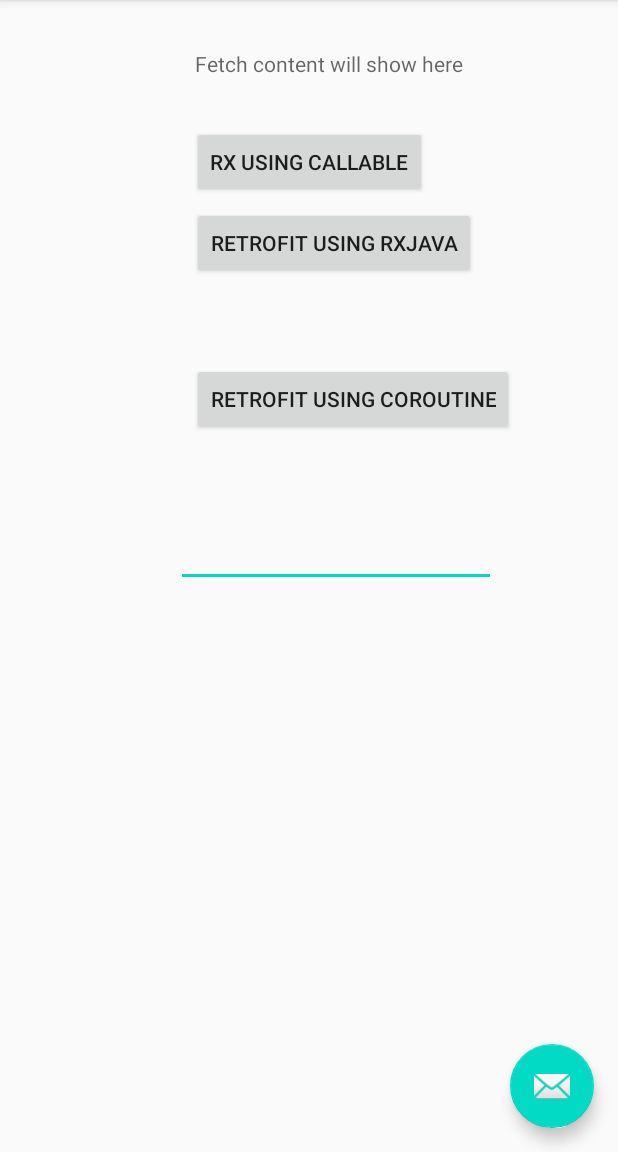
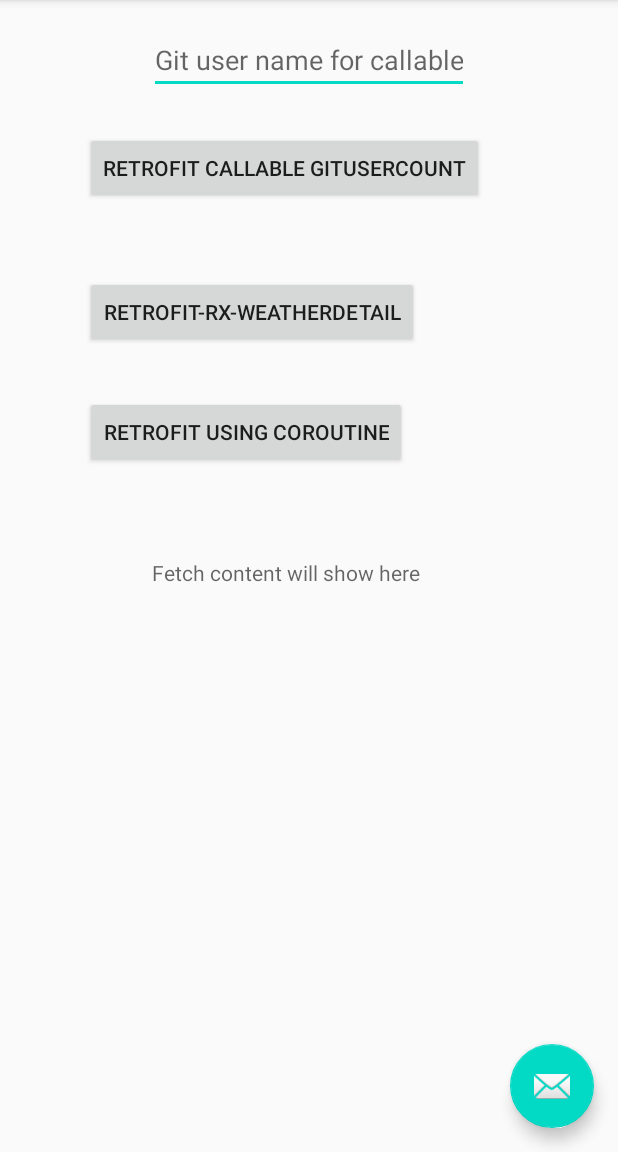
Before and after one commit to warrior2015/RetrofitExample, an Android app: the screen it shows after launch (MainActivity), on a phone screen of 412 x 824 dp, the part 84-1236 px from its top. Run offline under Robolectric (Android 15) with nearby library versions, the phone set to English and light mode, and no system bars; our stand-ins replace RxJava.

Commit message:
Added Retrofit call

```diff
--- /dev/null
+++ b/app/src/main/java/com/neeraj/retrofitexample/data/WeatherService.kt
@@ -0,0 +1,13 @@
+package com.neeraj.retrofitexample.data
+
+import com.neeraj.retrofitexample.models.WeatherResponse
+import retrofit2.Call
+import retrofit2.http.GET
+import retrofit2.http.Query
+
+interface WeatherService {
+
+        @GET("data/2.5/weather?")
+        fun getCurrentWeatherData(@Query("lat") lat: String, @Query("lon") lon: String, @Query("APPID") app_id: String): Call<WeatherResponse>
+
+}
--- a/app/src/main/res/layout/content_main.xml
+++ b/app/src/main/res/layout/content_main.xml
@@ -11,9 +11,10 @@
         android:id="@+id/button_with_callable"
         android:layout_width="wrap_content"
         android:layout_height="wrap_content"
-        android:layout_marginTop="84dp"
-        android:text="Rx using callable"
+        android:layout_marginTop="88dp"
+        android:text="Retrofit callable gitusercount"
         app:layout_constraintEnd_toEndOf="parent"
+        app:layout_constraintHorizontal_bias="0.389"
         app:layout_constraintStart_toStartOf="parent"
         app:layout_constraintTop_toTopOf="parent" />
 
@@ -21,17 +22,16 @@
         android:id="@+id/button_with_rx"
         android:layout_width="wrap_content"
         android:layout_height="wrap_content"
-        android:layout_marginTop="6dp"
-        android:text="Retrofit using Rxjava"
+        android:layout_marginTop="48dp"
+        android:text="Retrofit-Rx-WeatherDetail"
         app:layout_constraintStart_toStartOf="@id/button_with_callable"
         app:layout_constraintTop_toBottomOf="@+id/button_with_callable" />
-
 
     <Button
         android:id="@+id/button_with_coroutine"
         android:layout_width="wrap_content"
         android:layout_height="wrap_content"
-        android:layout_marginTop="56dp"
+        android:layout_marginTop="32dp"
         android:text="Retrofit using coroutine"
         app:layout_constraintStart_toStartOf="@id/button_with_rx"
         app:layout_constraintTop_toBottomOf="@+id/button_with_rx" />
@@ -40,25 +40,25 @@
         android:id="@+id/textView"
         android:layout_width="wrap_content"
         android:layout_height="wrap_content"
+        android:layout_marginTop="60dp"
         android:hint="Fetch content will show here"
-        app:layout_constraintBottom_toTopOf="@+id/button_with_callable"
         app:layout_constraintEnd_toEndOf="parent"
-        app:layout_constraintHorizontal_bias="0.557"
+        app:layout_constraintHorizontal_bias="0.434"
         app:layout_constraintStart_toStartOf="parent"
-        app:layout_constraintTop_toTopOf="parent" />
+        app:layout_constraintTop_toBottomOf="@+id/button_with_coroutine" />
 
     <EditText
         android:id="@+id/editText"
         android:layout_width="wrap_content"
         android:layout_height="wrap_content"
-        android:layout_marginTop="56dp"
-        android:layout_marginEnd="12dp"
-        android:layout_marginRight="12dp"
         android:ems="10"
+        android:hint="Git user name for callable example"
         android:inputType="textPersonName"
-        android:hind="Git user name here"
-        app:layout_constraintEnd_toEndOf="@+id/button_with_coroutine"
-        app:layout_constraintTop_toBottomOf="@+id/button_with_coroutine" />
+        app:layout_constraintBottom_toTopOf="@+id/button_with_callable"
+        app:layout_constraintEnd_toEndOf="parent"
+        app:layout_constraintStart_toStartOf="parent"
+        app:layout_constraintTop_toTopOf="parent"
+        app:layout_constraintVertical_bias="0.41" />
 
 
 </androidx.constraintlayout.widget.ConstraintLayout>
```
Also changed, not shown: app/src/main/java/com/neeraj/retrofitexample/MainActivity.kt (+60 -7 lines), app/src/main/java/com/neeraj/retrofitexample/models/WeatherResponce.kt (added, +86 -0 lines).
